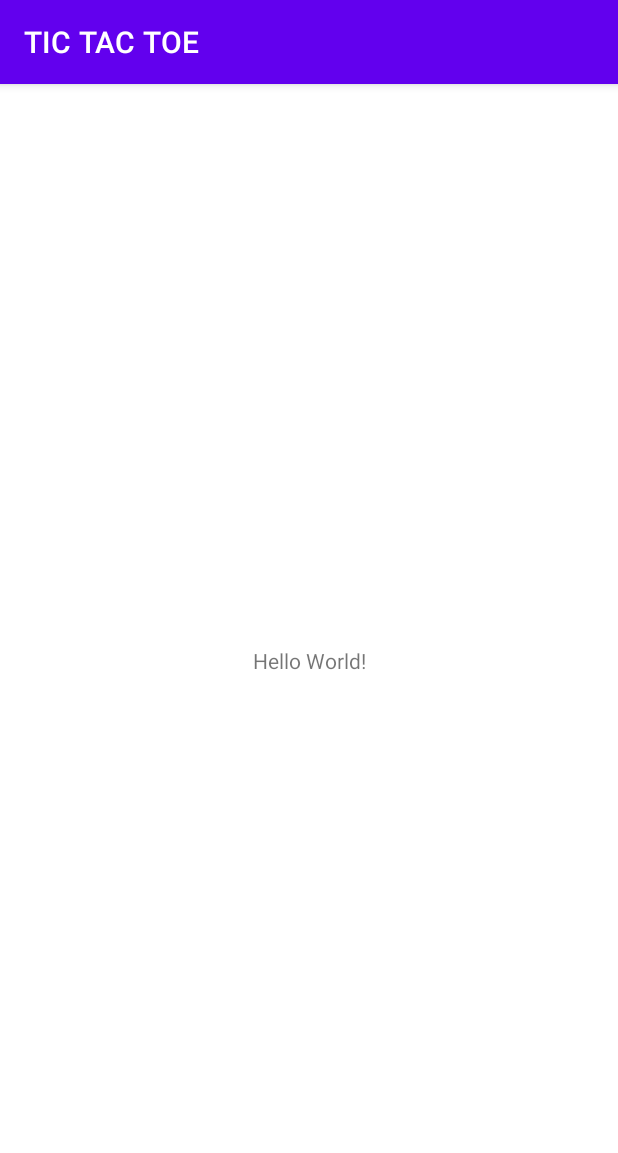
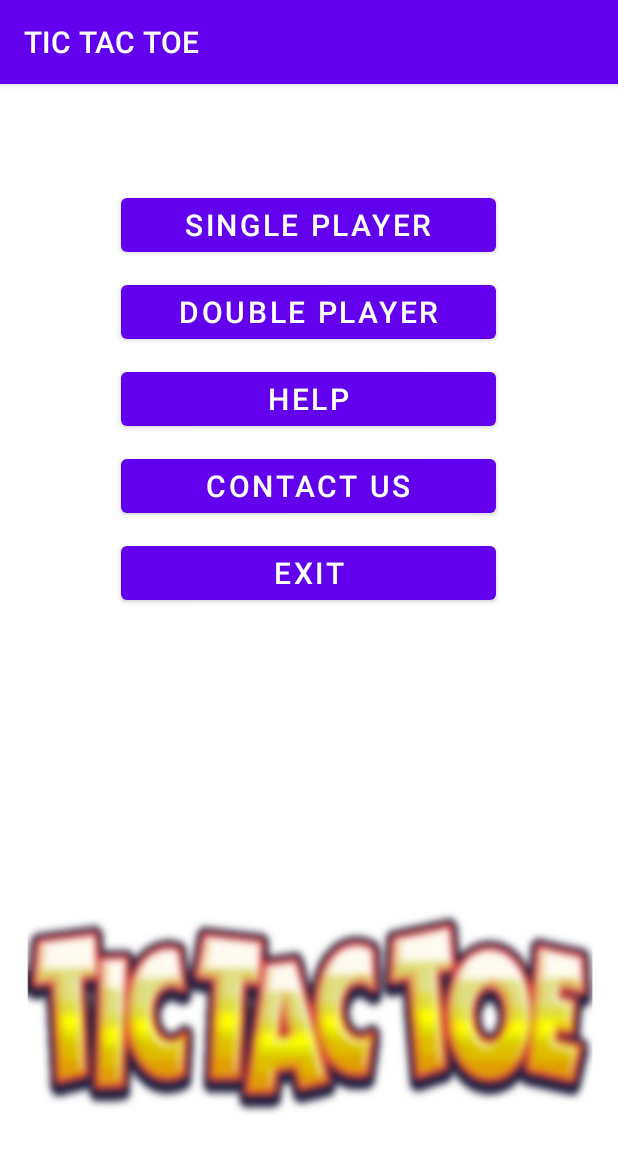
Before and after one commit to NARI1108/TIC-TAC-TOE, an Android app: the screen it shows after launch (MainActivity), on a phone screen of 412 x 824 dp. Shown: the top 1153 px of the screen. Run offline under Robolectric (Android 15) with nearby library versions, the phone set to English and light mode, and no system bars.

Commit message:
Creating buttons that contain separate activities from each other in a layer The activity_main.xml

```diff
--- a/app/src/main/res/layout/activity_main.xml
+++ b/app/src/main/res/layout/activity_main.xml
@@ -1,18 +1,61 @@
 <?xml version="1.0" encoding="utf-8"?>
-<androidx.constraintlayout.widget.ConstraintLayout xmlns:android="http://schemas.android.com/apk/res/android"
-    xmlns:app="http://schemas.android.com/apk/res-auto"
+<LinearLayout xmlns:android="http://schemas.android.com/apk/res/android"
+
     xmlns:tools="http://schemas.android.com/tools"
     android:layout_width="match_parent"
     android:layout_height="match_parent"
-    tools:context=".MainActivity">
-
-    <TextView
-        android:layout_width="wrap_content"
+    android:orientation="vertical"
+    android:padding="20dp"
+    tools:context=".MainActivity"
+    android:background="@drawable/back">
+    <Button
+        android:id="@+id/btn_single_player"
+        android:layout_width="250dp"
         android:layout_height="wrap_content"
-        android:text="Hello World!"
-        app:layout_constraintBottom_toBottomOf="parent"
-        app:layout_constraintEnd_toEndOf="parent"
-        app:layout_constraintStart_toStartOf="parent"
-        app:layout_constraintTop_toTopOf="parent" />
-
-</androidx.constraintlayout.widget.ConstraintLayout>
+        android:layout_gravity="center"
+        android:layout_marginTop="50dp"
+        android:text="@string/single_player"
+        android:textSize="20sp"
+        android:onClick="btnsClick"
+        />
+    <Button
+        android:id="@+id/btn_double_player"
+        android:layout_width="250dp"
+        android:layout_height="wrap_content"
+        android:layout_gravity="center"
+        android:text="@string/double_player"
+        android:textSize="20sp"
+        android:onClick="btnsClick"
+        android:layout_marginTop="10dp"
+        />
+    <Button
+        android:id="@+id/btn_help"
+        android:layout_width="250dp"
+        android:layout_height="wrap_content"
+        android:text="@string/help"
+        android:textSize="20sp"
+        android:layout_gravity="center"
+        android:layout_marginTop="10dp"
+        android:onClick="btnsClick"
+        />
+    <Button
+        android:id="@+id/btn_contact_us"
+        android:layout_width="250dp"
+        android:layout_height="wrap_content"
+        android:layout_gravity="center"
+        android:text="@string/contact_us"
+        android:textSize="20sp"
+        android:layout_marginTop="10dp"
+        android:onClick="btnsClick"
+        />
+    <Button
+        android:id="@+id/btn_exit"
+        android:layout_width="250dp"
+        android:layout_height="wrap_content"
+        android:layout_gravity="center"
+        android:layout_marginTop="10dp"
+        android:text="@string/exit"
+        android:textSize="20sp"
+        android:onClick="btnsClick"
+        />
+</LinearLayout>
--- a/app/src/main/res/values/strings.xml
+++ b/app/src/main/res/values/strings.xml
@@ -1,3 +1,8 @@
 <resources>
     <string name="app_name">TIC TAC TOE</string>
+    <string name="single_player">Single Player</string>
+    <string name="help">help</string>
+    <string name="double_player">Double Player</string>
+    <string name="contact_us">contact Us</string>
+    <string name="exit">Exit</string>
 </resources>
```
Also changed, not shown: app/src/main/res/drawable/back.jpg (added).
